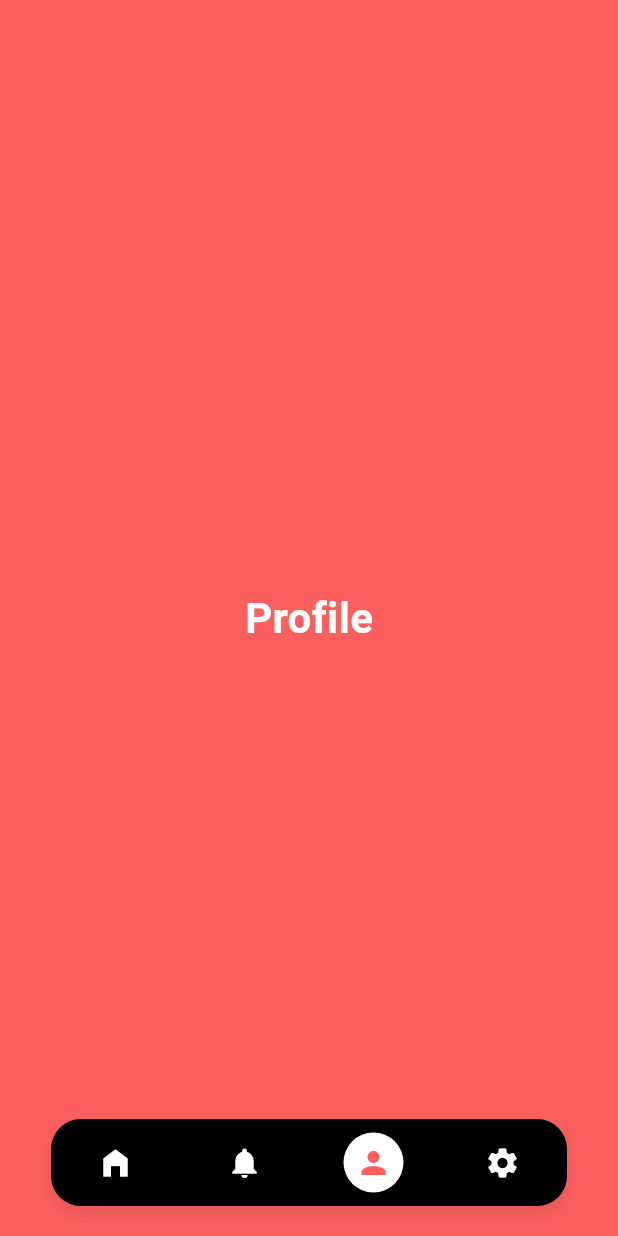
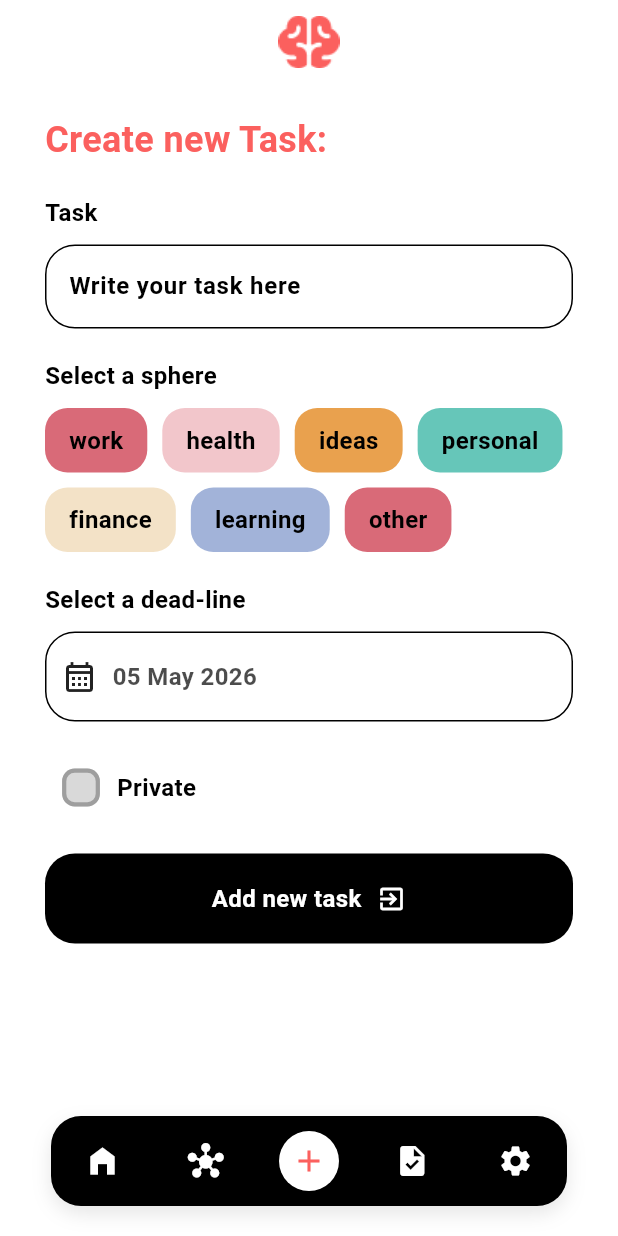
Before and after one commit to leeerrrrmmm/MindMap, a Flutter app: the screen it shows after launch, item 3 of the bottom bar chosen, on a phone screen of 412 x 824 dp. Run offline on Flutter 3.47's test engine with Material 3 defaults, Android fonts, the phone set to English and light mode, and no system bars; our stand-ins replace font_awesome_flutter.

Commit message:
Feat: Add Task Screen were added

```diff
--- a/lib/app/app.dart
+++ b/lib/app/app.dart
@@ -1,5 +1,5 @@
 import 'package:flutter/material.dart';
-import 'package:mind_map/features/navigation/navigation.dart';
+import 'package:mind_map/navigation/navigation.dart';
 import 'package:mind_map/theme/app_theme.dart';
 
 class App extends StatelessWidget {
--- /dev/null
+++ b/lib/features/add_task/presentation/add_task_screen.dart
@@ -0,0 +1,365 @@
+import 'package:flutter/material.dart';
+import 'package:intl/intl.dart';
+
+enum Sphere { work, health, ideas, personal, finance, learning, other }
+
+enum SphereColor {
+  work(Color(0xFFD96A78)),
+  health(Color(0xFFF2C6CB)),
+  ideas(Color(0xFFE9A14E)),
+  personal(Color(0xFF66C6B9)),
+  finance(Color(0xFFF3E2C7)),
+  learning(Color(0xFFA2B3D9)),
+  other(Color(0xFFD96A78));
+
+  final Color color;
+  const SphereColor(this.color);
+}
+
+class AddTaskScreen extends StatefulWidget {
+  const AddTaskScreen({super.key});
+
+  @override
+  State<AddTaskScreen> createState() => _AddTaskScreenState();
+}
+
+class _AddTaskScreenState extends State<AddTaskScreen> {
+  final TextEditingController _taskController = TextEditingController();
+
+  DateTime? _selectedDate = DateTime.now();
+  Sphere? _selectedSphere;
+  bool _isPrivate = false;
+
+  Future<void> _selectDeadLine() async {
+    final DateTime? picked = await showDatePicker(
+      builder: (context, child) {
+        return Theme(
+          data: Theme.of(context).copyWith(
+            datePickerTheme: DatePickerThemeData(
+              todayBackgroundColor: WidgetStateProperty.all(
+                Theme.of(context).scaffoldBackgroundColor,
+              ),
+              todayForegroundColor: WidgetStateProperty.all(Colors.white),
+            ),
+          ),
+          child: child!,
+        );
+      },
+      context: context,
+      initialDate: _selectedDate ?? DateTime.now(),
+      firstDate: DateTime(2025),
+      lastDate: DateTime(2036),
+    );
+
+    if (picked != null) {
+      setState(() => _selectedDate = picked);
+    }
+  }
+
+  @override
+  Widget build(BuildContext context) {
+    return Scaffold(
+      backgroundColor: Theme.of(context).primaryColor,
+      appBar: AppBar(
+        backgroundColor: Theme.of(context).primaryColor,
+        elevation: 0,
+        centerTitle: true,
+        title: Image.asset('assets/images/red_logo.png'),
+      ),
+      body: Padding(
+        padding: const EdgeInsets.symmetric(horizontal: 30),
+        child: Column(
+          crossAxisAlignment: CrossAxisAlignment.start,
+          spacing: 20,
+          children: [
+            const SizedBox(),
+            Text(
+              'Create new Task:',
+              style: TextStyle(
+                fontSize: 24,
+                fontWeight: FontWeight.bold,
+                color: Theme.of(context).scaffoldBackgroundColor,
+              ),
+            ),
+
+            _WriteYourNameTaskWidget(taskController: _taskController),
+
+            _SelectASphereWidget(
+              selectedSphere: _selectedSphere,
+              onSelect: (sphere) {
+                setState(() => _selectedSphere = sphere);
+              },
+            ),
+
+            _SelectDeadLine(
+              selectedDate: _selectedDate,
+              onTap: _selectDeadLine,
+            ),
+
+            _IsPrivateTaskWidget(
+              isPrivate: _isPrivate,
+              onChanged: (value) {
+                setState(() => _isPrivate = value ?? false);
+              },
+            ),
+            AddTaskButton(
+              onTap: () {
+                //TODO: implement add task logic
+              },
+            ),
+          ],
+        ),
+      ),
+    );
+  }
+}
+
+class AddTaskButton extends StatelessWidget {
+  final VoidCallback onTap;
+  const AddTaskButton({required this.onTap, super.key});
+
+  @override
+  Widget build(BuildContext context) {
+    return GestureDetector(
+      onTap: onTap,
+      child: Container(
+        height: 60,
+        width: double.infinity,
+        decoration: BoxDecoration(
+          color: Theme.of(context).colorScheme.secondary,
+          borderRadius: BorderRadius.circular(20),
+        ),
+        child: Center(
+          child: Row(
+            mainAxisAlignment: MainAxisAlignment.center,
+            spacing: 10,
+            children: [
+              Text(
+                'Add new task',
+                style: TextStyle(
+                  fontSize: 16,
+                  fontWeight: FontWeight.bold,
+                  color: Theme.of(context).primaryColor,
+                ),
+              ),
+              Icon(
+                Icons.exit_to_app_outlined,
+                size: 20,
+                color: Theme.of(context).primaryColor,
+              ),
+            ],
+          ),
+        ),
+      ),
+    );
+  }
+}
+
+class _IsPrivateTaskWidget extends StatelessWidget {
+  final bool isPrivate;
+  final void Function(bool?)? onChanged;
+  const _IsPrivateTaskWidget({
+    required this.isPrivate,
+    required this.onChanged,
+  });
+
+  @override
+  Widget build(BuildContext context) {
+    return Row(
+      children: [
+        Transform.scale(
+          scale: 1.4,
+          child: Checkbox(
+            value: isPrivate,
+            onChanged: onChanged,
+
+            fillColor: WidgetStateProperty.resolveWith((states) {
+              if (states.contains(WidgetState.selected)) {
+                return Color(0xFFD9D9D9);
+              }
+              return Color(0xFFD9D9D9);
+            }),
+
+            checkColor: Colors.black,
+
+            side: BorderSide(color: Colors.grey, width: 2),
+
+            shape: RoundedRectangleBorder(
+              borderRadius: BorderRadius.circular(6),
+            ),
+          ),
+        ),
+        Text(
+          'Private',
+          style: TextStyle(
+            fontSize: 16,
+            fontWeight: FontWeight.bold,
+            color: Theme.of(context).colorScheme.secondary,
+          ),
+        ),
+      ],
+    );
+  }
+}
+
+class _SelectDeadLine extends StatelessWidget {
+  final VoidCallback onTap;
+  final DateTime? selectedDate;
+
+  const _SelectDeadLine({required this.onTap, required this.selectedDate});
+
+  @override
+  Widget build(BuildContext context) {
+    final date = selectedDate ?? DateTime.now();
+    final formatted = DateFormat('dd MMM yyyy').format(date);
+
+    return Column(
+      crossAxisAlignment: CrossAxisAlignment.start,
+      children: [
+        Text(
+          'Select a dead-line',
+          style: TextStyle(
+            fontSize: 16,
+            fontWeight: FontWeight.bold,
+            color: Theme.of(context).colorScheme.secondary,
+          ),
+        ),
+        const SizedBox(height: 10),
+        GestureDetector(
+          onTap: onTap,
+          child: Container(
+            height: 60,
+            width: double.infinity,
+            decoration: BoxDecoration(
+              color: Theme.of(context).primaryColor.withOpacity(0.3),
+              borderRadius: BorderRadius.circular(20),
+              border: Border.all(
+                color: Theme.of(context).colorScheme.secondary,
+              ),
+            ),
+            child: Row(
+              children: [
+                const SizedBox(width: 10),
+                const Icon(Icons.calendar_month_outlined),
+                const SizedBox(width: 10),
+                Text(
+                  formatted,
+                  style: TextStyle(
+                    fontSize: 16,
+                    fontWeight: FontWeight.bold,
+                    color: Theme.of(
+                      context,
+                    ).colorScheme.secondary.withOpacity(0.7),
+                  ),
+                ),
+              ],
+            ),
+          ),
+        ),
+      ],
+    );
+  }
+}
+
+class _SelectASphereWidget extends StatelessWidget {
+  final Sphere? selectedSphere;
+  final Function(Sphere) onSelect;
+
+  const _SelectASphereWidget({
+    required this.selectedSphere,
+    required this.onSelect,
+  });
+
+  @override
+  Widget build(BuildContext context) {
+    return Column(
+      crossAxisAlignment: CrossAxisAlignment.start,
+      children: [
+        Text(
+          'Select a sphere',
+          style: TextStyle(
+            fontSize: 16,
+            fontWeight: FontWeight.bold,
+            color: Theme.of(context).colorScheme.secondary,
+          ),
+        ),
+        const SizedBox(height: 10),
+
+        Wrap(
+          spacing: 10,
+          runSpacing: 10,
+          children: List.generate(Sphere.values.length, (index) {
+            final sphere = Sphere.values[index];
+            final isSelected = sphere == selectedSphere;
+
+            return GestureDetector(
+              onTap: () => onSelect(sphere),
+              child: Container(
+                padding: const EdgeInsets.symmetric(
+                  horizontal: 16,
+                  vertical: 10,
+                ),
+                decoration: BoxDecoration(
+                  color: SphereColor.values[index].color,
+                  borderRadius: BorderRadius.circular(15),
+                  border: isSelected
+                      ? Border.all(
+                          color: Theme.of(context).colorScheme.secondary,
+                          width: 2,
+                        )
+                      : null,
+                ),
+                child: Text(
+                  sphere.name,
+                  style: TextStyle(
+                    fontWeight: FontWeight.bold,
+                    color: Theme.of(context).colorScheme.secondary,
+                    fontSize: 16,
+                  ),
+                ),
+              ),
+            );
+          }),
+        ),
+      ],
+    );
+  }
+}
+
+class _WriteYourNameTaskWidget extends StatelessWidget {
+  final TextEditingController taskController;
+
+  const _WriteYourNameTaskWidget({required this.taskController});
+
+  @override
+  Widget build(BuildContext context) {
+    return Column(
+      crossAxisAlignment: CrossAxisAlignment.start,
+      children: [
+        Text(
+          'Task',
+          style: TextStyle(
+            fontSize: 16,
+            fontWeight: FontWeight.bold,
+            color: Theme.of(context).colorScheme.secondary,
+          ),
+        ),
+        const SizedBox(height: 10),
+        TextFormField(
+          controller: taskController,
+          style: TextStyle(
+            color: Theme.of(context).colorScheme.secondary,
+            fontSize: 16,
+            fontWeight: FontWeight.bold,
+          ),
+          decoration: InputDecoration(
+            hintText: 'Write your task here',
+            filled: true,
+            fillColor: Theme.of(context).primaryColor.withValues(alpha: 0.5),
+            border: OutlineInputBorder(borderRadius: BorderRadius.circular(20)),
+          ),
+        ),
+      ],
+    );
+  }
+}
--- a/lib/features/navigation/navigation.dart
+++ b/lib/navigation/navigation.dart
@@ -1,6 +1,7 @@
 import 'package:flutter/material.dart';
+import 'package:mind_map/features/add_task/presentation/add_task_screen.dart';
 import 'package:mind_map/features/home/presentation/home_screen.dart';
-import 'package:mind_map/features/navigation/widget/custom_bottom_nav_bar_widget.dart';
+import 'package:mind_map/navigation/widget/custom_bottom_nav_bar_widget.dart';
 
 class Navigation extends StatefulWidget {
   const Navigation({super.key});
@@ -15,8 +16,9 @@ class _NavigationState extends State<Navigation> {
   // Список страниц
   final List<Widget> _pages = [
     const HomeScreen(),
-    const Scaffold(body: Center(child: Text('Notifications'))),
-    const Scaffold(body: Center(child: Text('Profile'))),
+    const Scaffold(body: Center(child: Text(' Map Screen '))),
+    const AddTaskScreen(),
+    const Scaffold(body: Center(child: Text('Task Screen'))),
     const Scaffold(body: Center(child: Text('Settings'))),
   ];
 
--- a/lib/features/navigation/widget/custom_bottom_nav_bar_widget.dart
+++ b/lib/navigation/widget/custom_bottom_nav_bar_widget.dart
@@ -13,8 +13,9 @@ class CustomBottomNavBar extends StatelessWidget {
   // Список иконок
   final List<IconData> icons = const [
     Icons.home_filled,
-    Icons.notifications,
-    Icons.person,
+    Icons.hub_rounded,
+    Icons.add,
+    Icons.task,
     Icons.settings,
   ];
 
@@ -22,7 +23,7 @@ class CustomBottomNavBar extends StatelessWidget {
   Widget build(BuildContext context) {
     return Container(
       margin: const EdgeInsets.symmetric(horizontal: 34),
-      height: 58,
+      height: 60,
       decoration: BoxDecoration(
         color: Theme.of(context).colorScheme.secondary,
         borderRadius: BorderRadius.circular(20),
--- a/lib/theme/app_theme.dart
+++ b/lib/theme/app_theme.dart
@@ -24,7 +24,7 @@ class AppThemeData {
     textTheme: TextTheme(
       bodyLarge: TextStyle(
         color: AppTheme.textColor,
-        fontSize: 32,
+        fontSize: 14,
         fontWeight: FontWeight.bold,
       ),
       bodyMedium: TextStyle(
--- a/pubspec.yaml
+++ b/pubspec.yaml
@@ -35,6 +35,7 @@ dependencies:
   # Use with the CupertinoIcons class for iOS style icons.
   cupertino_icons: ^1.0.8
   font_awesome_flutter: ^11.0.0
+  intl: ^0.20.2
 
 dev_dependencies:
   flutter_test:
```
Also changed, not shown: pubspec.lock.
